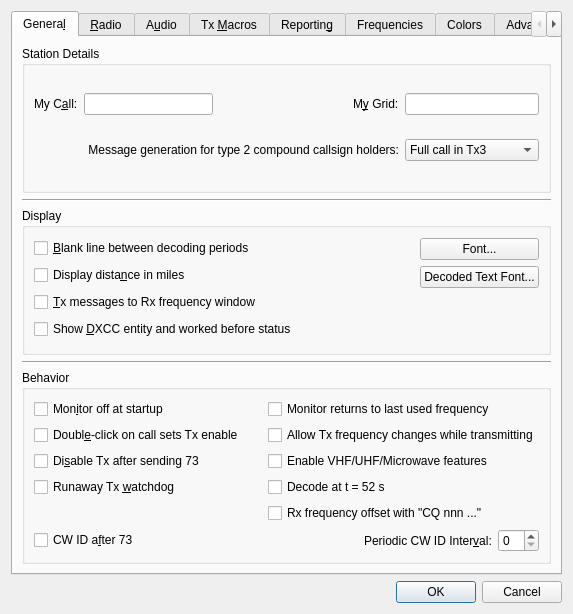
Before: the Qt Designer form Configuration.ui in saitohirga/WSJT-X, drawn with Qt 5.
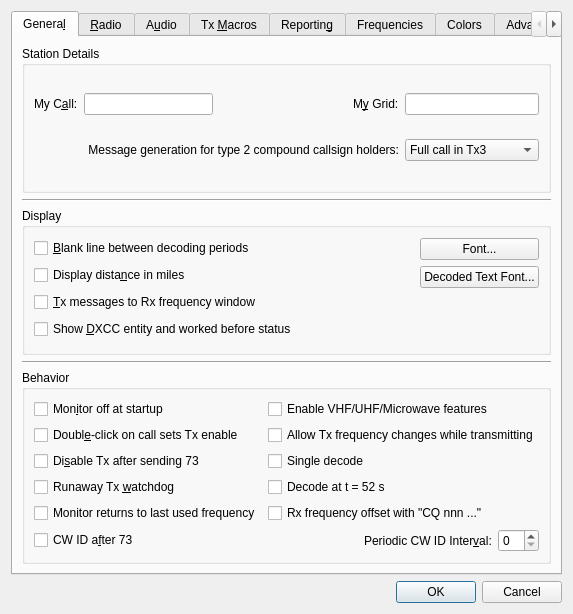
After: the same form once the commit is applied.

Commit message: Add a "Single decode" checkbox.

```diff
--- a/Configuration.ui
+++ b/Configuration.ui
@@ -249,6 +249,30 @@
           <string>Behavior</string>
          </property>
          <layout class="QGridLayout" name="gridLayout_8">
+          <item row="0" column="1">
+           <widget class="QCheckBox" name="enable_VHF_features_check_box">
+            <property name="text">
+             <string>Enable VHF/UHF/Microwave features</string>
+            </property>
+           </widget>
+          </item>
+          <item row="4" column="1">
+           <widget class="QCheckBox" name="offset_Rx_freq_check_box">
+            <property name="text">
+             <string>Rx frequency offset with &quot;CQ nnn ...&quot;</string>
+            </property>
+           </widget>
+          </item>
+          <item row="4" column="0">
+           <widget class="QCheckBox" name="monitor_last_used_check_box">
+            <property name="toolTip">
+             <string>&lt;html&gt;&lt;head/&gt;&lt;body&gt;&lt;p&gt;Check this if you wish to automatically return to the last monitored frequency when monitor is enabled, leave it unchecked if you wish to have the current rig frequency maintained.&lt;/p&gt;&lt;/body&gt;&lt;/html&gt;</string>
+            </property>
+            <property name="text">
+             <string>Monitor returns to last used frequency</string>
+            </property>
+           </widget>
+          </item>
           <item row="2" column="0">
            <widget class="QCheckBox" name="disable_TX_on_73_check_box">
             <property name="toolTip">
@@ -352,16 +376,6 @@
             </item>
            </layout>
           </item>
-          <item row="0" column="1">
-           <widget class="QCheckBox" name="monitor_last_used_check_box">
-            <property name="toolTip">
-             <string>&lt;html&gt;&lt;head/&gt;&lt;body&gt;&lt;p&gt;Check this if you wish to automatically return to the last monitored frequency when monitor is enabled, leave it unchecked if you wish to have the current rig frequency maintained.&lt;/p&gt;&lt;/body&gt;&lt;/html&gt;</string>
-            </property>
-            <property name="text">
-             <string>Monitor returns to last used frequency</string>
-            </property>
-           </widget>
-          </item>
           <item row="1" column="1">
            <widget class="QCheckBox" name="tx_QSY_check_box">
             <property name="toolTip">
@@ -372,13 +386,6 @@
             </property>
            </widget>
           </item>
-          <item row="2" column="1">
-           <widget class="QCheckBox" name="enable_VHF_features_check_box">
-            <property name="text">
-             <string>Enable VHF/UHF/Microwave features</string>
-            </property>
-           </widget>
-          </item>
           <item row="3" column="1">
            <widget class="QCheckBox" name="decode_at_52s_check_box">
             <property name="text">
@@ -386,10 +393,10 @@
             </property>
            </widget>
           </item>
-          <item row="4" column="1">
-           <widget class="QCheckBox" name="offset_Rx_freq_check_box">
+          <item row="2" column="1">
+           <widget class="QCheckBox" name="single_decode_check_box">
             <property name="text">
-             <string>Rx frequency offset with &quot;CQ nnn ...&quot;</string>
+             <string>Single decode</string>
             </property>
            </widget>
           </item>
```
Left out of the diff: 4 changed lines with no effect on the pictures. The commit also changes 4 other files.
